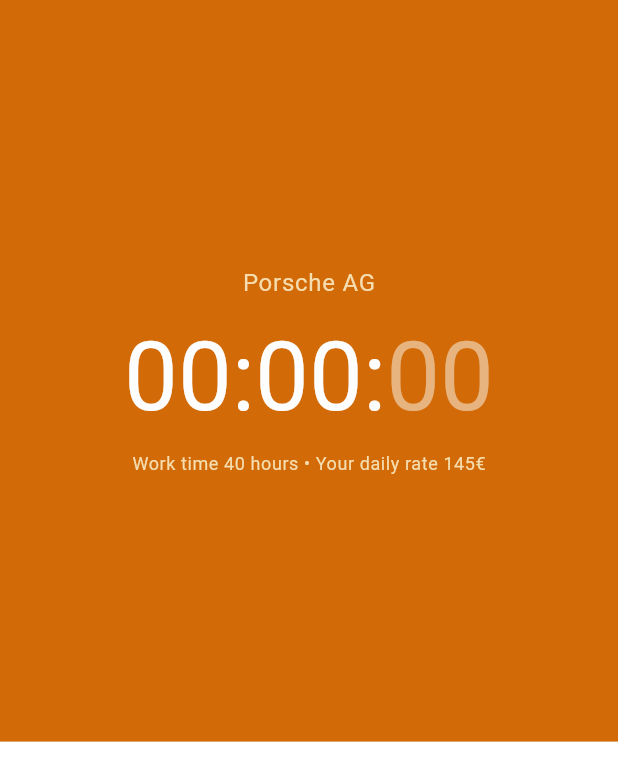
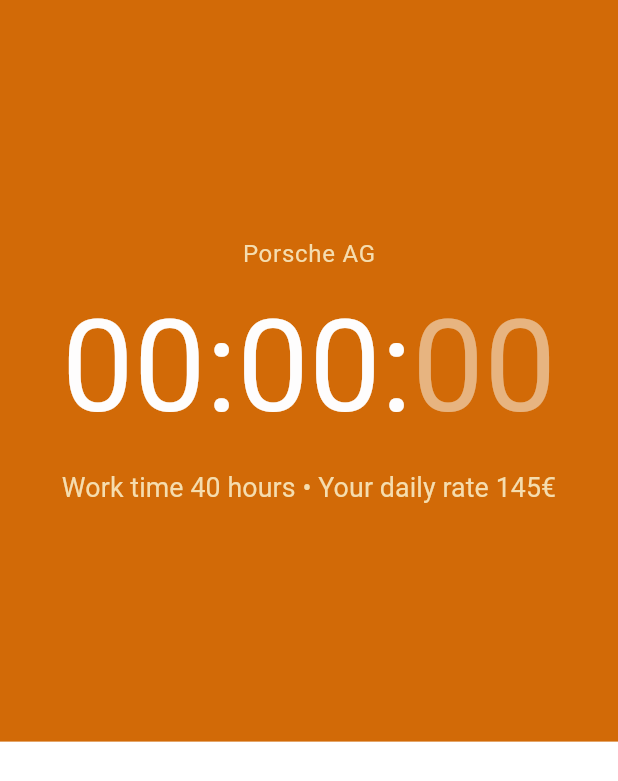
Before and after one commit to dxvid-pts/clock_in, a Flutter app: the TimerScreen screen opened directly, on a phone screen of 412 x 824 dp. Shown: the top 781 px of the screen. Run offline on Flutter 3.47's test engine with Material 2 defaults, Android fonts, the phone set to English and light mode, and no system bars; our stand-ins replace auto_size_text, fl_chart, flutter_riverpod, freezed_annotation, hive, syncfusion_flutter_datepicker; missing offline and left inert: commons_flutter, storage_engine, storage_engine_hive_adapter; accounts and stored records are empty.

Commit message:
make text resize dynamically

```diff
--- a/frontend/lib/screens/timer_screen/timer_screen.dart
+++ b/frontend/lib/screens/timer_screen/timer_screen.dart
@@ -1,3 +1,4 @@
+import 'package:auto_size_text/auto_size_text.dart';
 import 'package:flutter/material.dart';
 import 'package:flutter_riverpod/flutter_riverpod.dart';
 import 'package:frontend/services/timer_service.dart';
@@ -10,11 +11,14 @@
     final timerService = ref.watch(timerProvider);
 
     final timerTextTheme = Theme.of(context).textTheme.headlineLarge?.copyWith(
-          fontSize: 64,
+          fontSize: 100,
           color: const Color(0xFFfefdfd),
         );
 
     const reducedFontColor = Color(0xFFf5ddaf);
+
+    final double maxHeight = MediaQuery.of(context).size.height;
+    final double maxWidth = MediaQuery.of(context).size.width;
 
     return Scaffold(
         body: Column(
@@ -23,6 +27,8 @@
           flex: 6,
           child: Container(
             color: Theme.of(context).primaryColor,
+            child: SizedBox(
+              width: double.infinity,
               child: Column(
                 mainAxisAlignment: MainAxisAlignment.center,
                 mainAxisSize: MainAxisSize.max,
@@ -33,9 +39,15 @@
                           color: reducedFontColor,
                         ),
                   ),
+
                   const SizedBox(height: 10),
+
                   //hour:minute:second timer
-                Row(
+                  Padding(
+                    padding: EdgeInsets.symmetric(horizontal: maxWidth * 0.1),
+                    child: FittedBox(
+                      fit: BoxFit.contain,
+                      child: Row(
                         mainAxisAlignment: MainAxisAlignment.center,
                         children: [
                           Text(
@@ -62,14 +74,25 @@
                           ),
                         ],
                       ),
-                const SizedBox(height: 10),
-                Text(
+                    ),
+                  ),
+
+                  const SizedBox(height: 15),
+                  Padding(
+                    padding: EdgeInsets.symmetric(horizontal: maxWidth * 0.1),
+                    child: FittedBox(
+                      fit: BoxFit.contain,
+                      child: Text(
                         'Work time 40 hours • Your daily rate 145€',
                         style: Theme.of(context).textTheme.bodySmall?.copyWith(
+                              fontSize: 100,
                               color: reducedFontColor,
                             ),
                       ),
+                    ),
+                  ),
                 ],
+              ),
             ),
           ),
         ),
```
Lines whose indentation alone changed are shown as unchanged.
